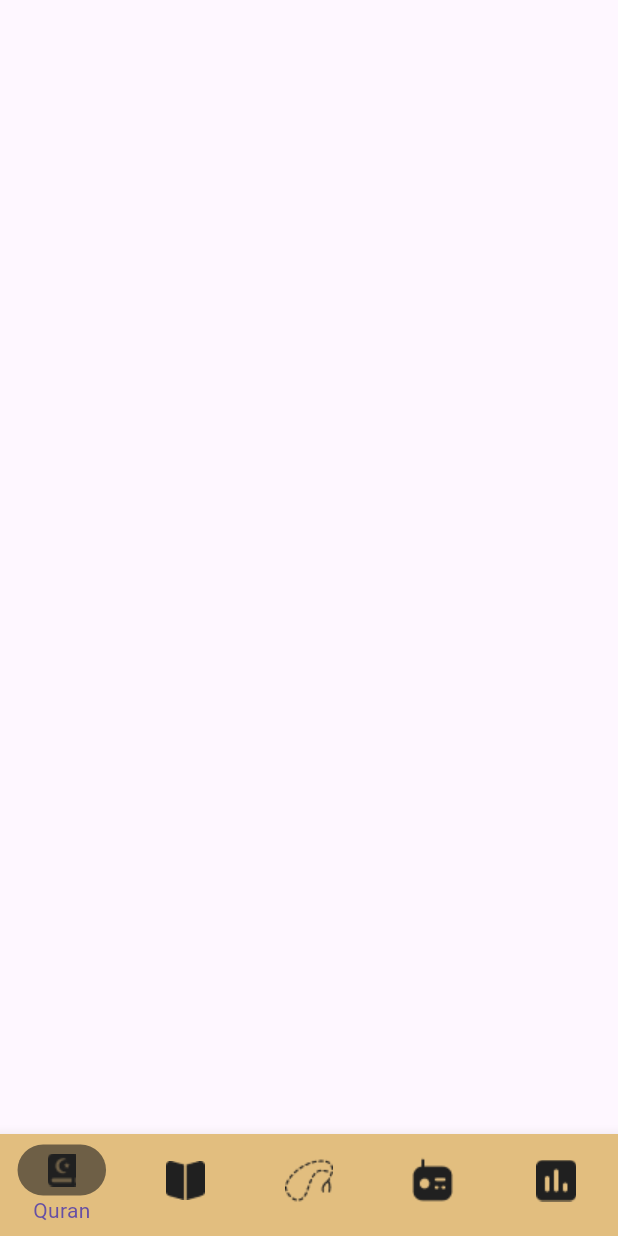
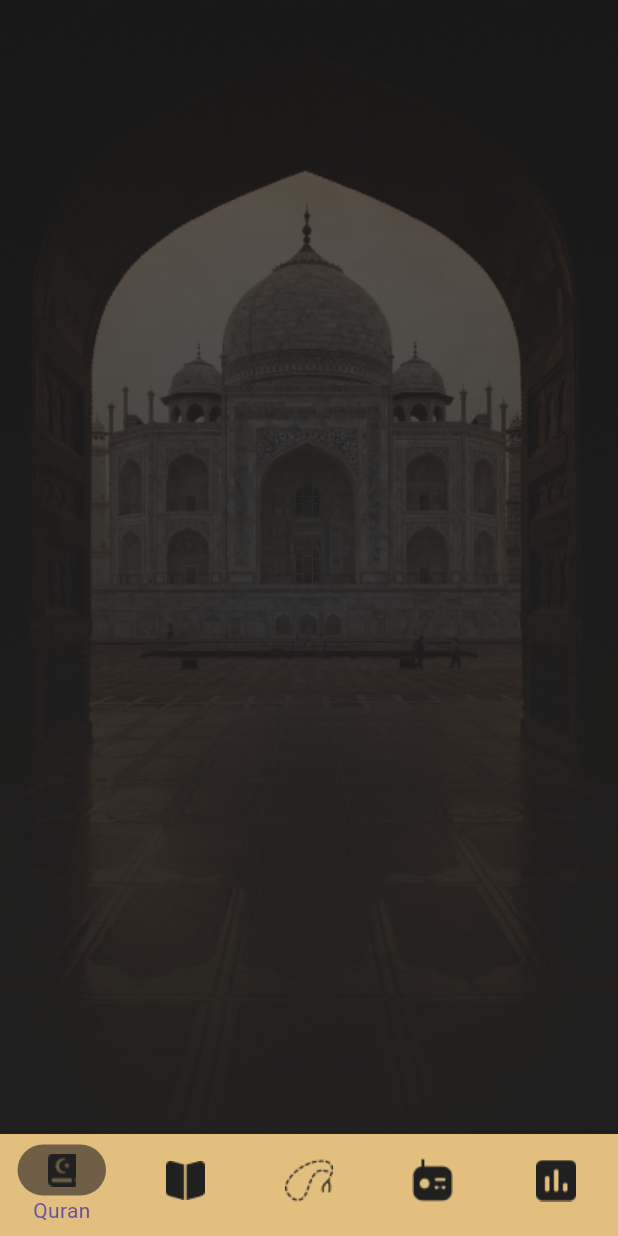
Before and after one commit to omarmohamed547/islami_app, a Flutter app: the screen it shows after launch, on a phone screen of 412 x 824 dp. Run offline on Flutter 3.47's test engine with Material 3 defaults, Android fonts, the phone set to English and light mode, and no system bars.

Commit message:
Added bottom navigation bar. Finished home screen.

```diff
--- a/lib/home/tabs/Hadith_tab.dart
+++ b/lib/home/tabs/Hadith_tab.dart
@@ -5,6 +5,6 @@
 
   @override
   Widget build(BuildContext context) {
-    return const Placeholder();
+    return Placeholder();
   }
 }
--- a/lib/home/tabs/Quran_tab.dart
+++ b/lib/home/tabs/Quran_tab.dart
@@ -5,6 +5,6 @@
 
   @override
   Widget build(BuildContext context) {
-    return const Scaffold();
+    return Container();
   }
 }
--- a/lib/home/tabs/Radio_tab.dart
+++ b/lib/home/tabs/Radio_tab.dart
@@ -5,6 +5,6 @@
 
   @override
   Widget build(BuildContext context) {
-    return const Placeholder();
+    return Placeholder();
   }
 }
--- a/lib/home/tabs/Sebha_tab.dart
+++ b/lib/home/tabs/Sebha_tab.dart
@@ -5,6 +5,6 @@
 
   @override
   Widget build(BuildContext context) {
-    return const Placeholder();
+    return Placeholder();
   }
 }
--- a/lib/home/tabs/Time_tab.dart
+++ b/lib/home/tabs/Time_tab.dart
@@ -5,6 +5,6 @@
 
   @override
   Widget build(BuildContext context) {
-    return const Placeholder();
+    return Placeholder();
   }
 }
```
